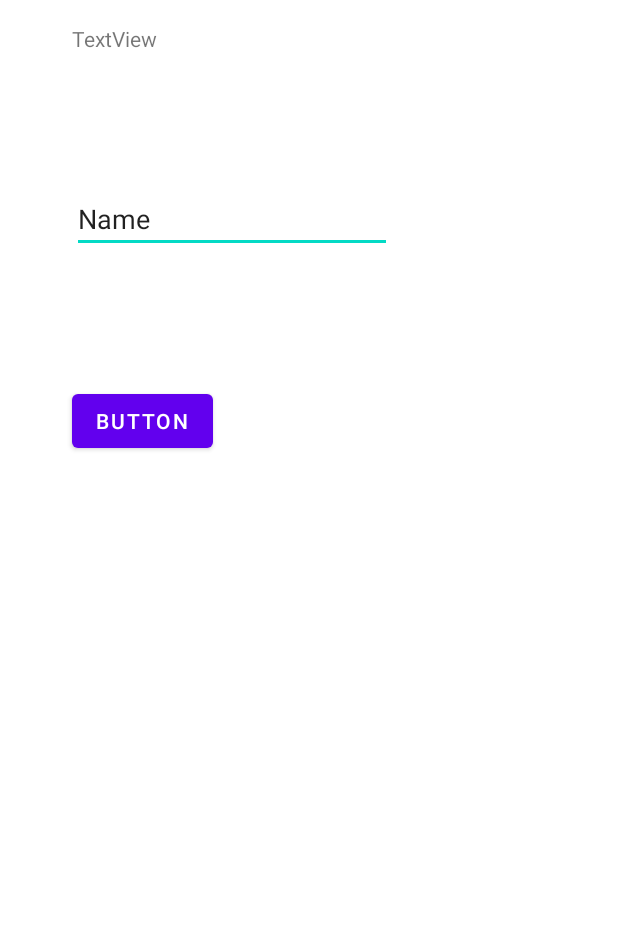
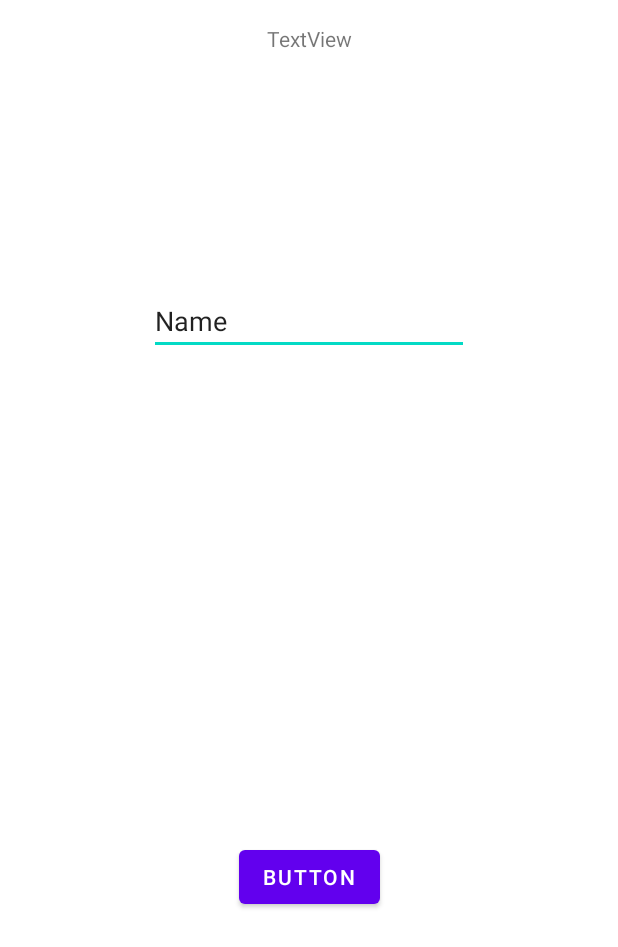
Before and after one commit to xamimran/Mobile_Computing_Progress, an Android app: the layout my_layout_dialog.xml on its own in the app's theme, with its tools: preview values and no code run, on a phone screen of 412 x 824 dp. Shown: the top 947 px of the screen. Run offline under Robolectric (Android 15) with nearby library versions, the phone set to English and light mode, and no system bars.

Commit message:
Modifing Dialog

```diff
--- a/Lecture14Dialog/app/src/main/res/layout/my_layout_dialog.xml
+++ b/Lecture14Dialog/app/src/main/res/layout/my_layout_dialog.xml
@@ -10,12 +10,11 @@
         android:id="@+id/textView"
         android:layout_width="wrap_content"
         android:layout_height="wrap_content"
-        android:layout_marginStart="48dp"
-        android:layout_marginLeft="48dp"
         android:layout_marginTop="16dp"
         android:layout_marginBottom="52dp"
         android:text="TextView"
         app:layout_constraintBottom_toTopOf="@+id/editTextTextPersonName"
+        app:layout_constraintEnd_toEndOf="parent"
         app:layout_constraintStart_toStartOf="parent"
         app:layout_constraintTop_toTopOf="parent"
         app:layout_constraintVertical_bias="1.0" />
@@ -24,12 +23,11 @@
         android:id="@+id/editTextTextPersonName"
         android:layout_width="wrap_content"
         android:layout_height="wrap_content"
-        android:layout_marginStart="48dp"
-        android:layout_marginLeft="48dp"
-        android:layout_marginTop="88dp"
+        android:layout_marginTop="156dp"
         android:ems="10"
         android:inputType="textPersonName"
         android:text="Name"
+        app:layout_constraintEnd_toEndOf="parent"
         app:layout_constraintStart_toStartOf="parent"
         app:layout_constraintTop_toBottomOf="@+id/textView" />
 
@@ -37,10 +35,9 @@
         android:id="@+id/button"
         android:layout_width="wrap_content"
         android:layout_height="wrap_content"
-        android:layout_marginStart="48dp"
-        android:layout_marginLeft="48dp"
-        android:layout_marginTop="88dp"
+        android:layout_marginTop="324dp"
         android:text="Button"
+        app:layout_constraintEnd_toEndOf="parent"
         app:layout_constraintStart_toStartOf="parent"
         app:layout_constraintTop_toBottomOf="@+id/editTextTextPersonName" />
 </androidx.constraintlayout.widget.ConstraintLayout>
```
Also changed, not shown: Lecture14Dialog/app/src/main/java/com/example/Dialog/MainActivity.java (+4 -4 lines).
